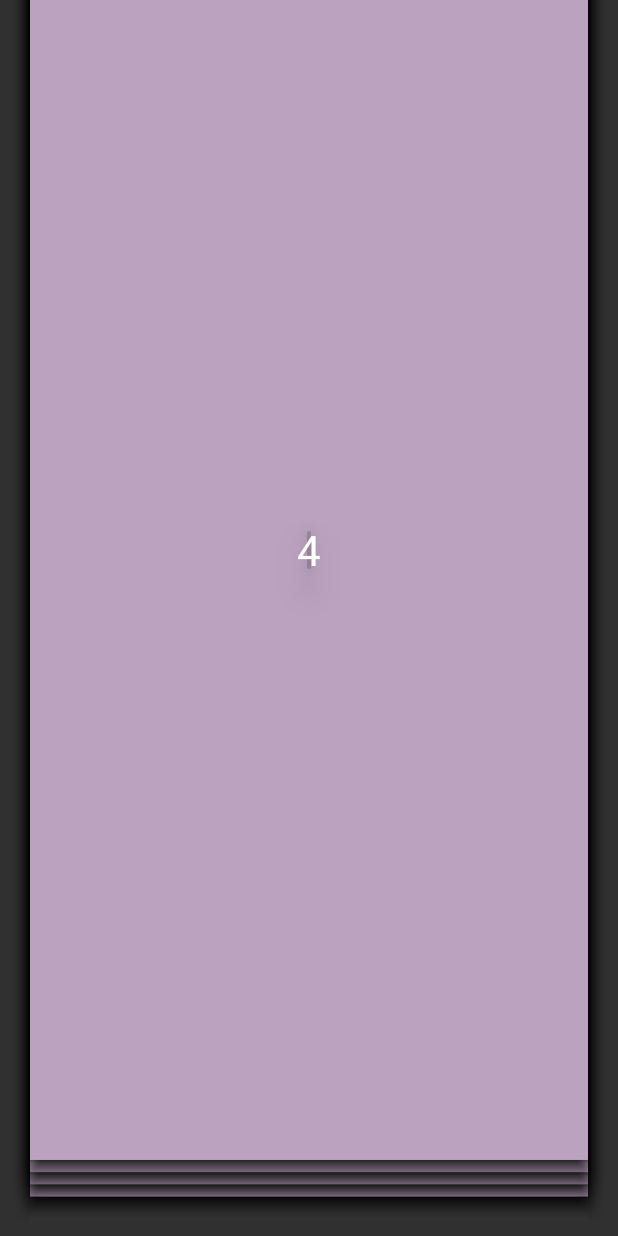
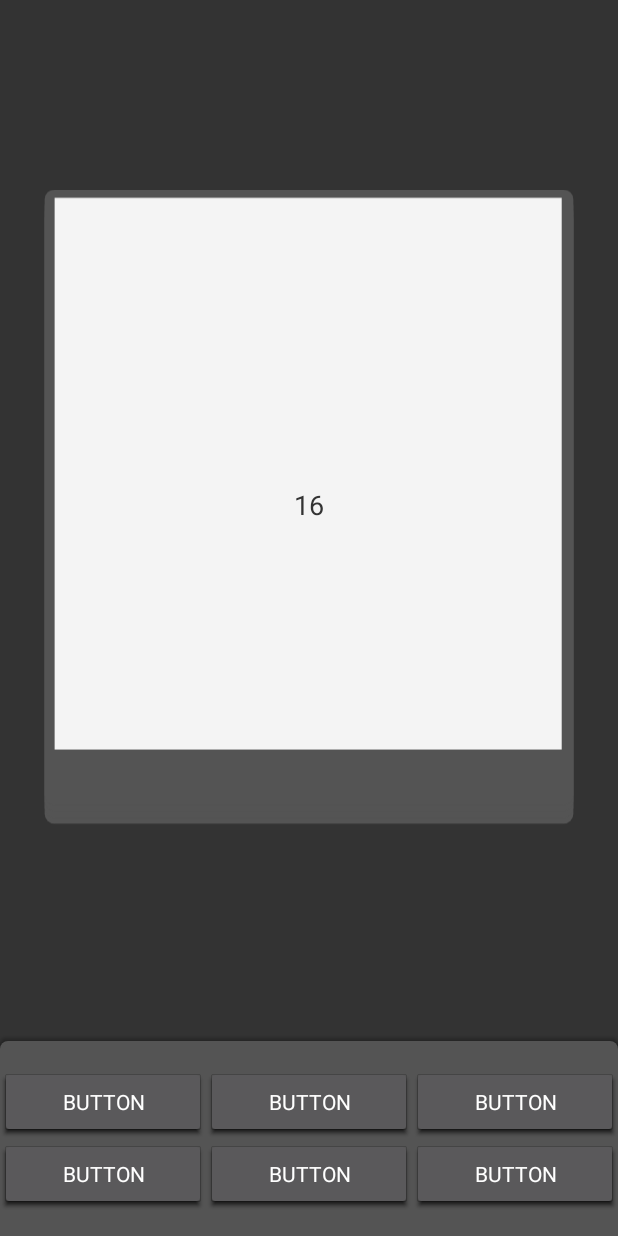
Before and after one commit to JeremyVun1/drop-messages-android, an Android app: the screen it shows after launch (TestActivity), on a phone screen of 412 x 824 dp. Run offline under Robolectric (Android 15) with nearby library versions, the light colour scheme and no system bars; Roboto replaces fonts that are not available here.

Commit message:
main activity cards working

```diff
--- a/app/src/main/java/com/example/drop_messages_android/TestActivity.kt
+++ b/app/src/main/java/com/example/drop_messages_android/TestActivity.kt
@@ -11,6 +11,7 @@ import android.os.Bundle
 import androidx.appcompat.app.AppCompatActivity
 import androidx.fragment.app.Fragment
 import com.example.drop_messages_android.fragments.TestFragment
+import com.example.drop_messages_android.fragments.TestFragmentSmall
 import com.example.drop_messages_android.viewpager.VerticalPageAdapter
 import com.google.android.gms.location.LocationServices
 import kotlinx.android.synthetic.main.activity_test.*
@@ -27,10 +28,10 @@ class TestActivity: AppCompatActivity() {
     }
 
     private fun initTestUI() {
-        val fragA = TestFragment()
-        val fragB = TestFragment()
-        val fragC = TestFragment()
-        val fragD = TestFragment()
+        val fragA = TestFragmentSmall()
+        val fragB = TestFragmentSmall()
+        val fragC = TestFragmentSmall()
+        val fragD = TestFragmentSmall()
 
         val fragments = arrayOf<Fragment>(
             fragA,
@@ -44,6 +45,7 @@ class TestActivity: AppCompatActivity() {
             supportFragmentManager
         )
         fragment_container.adapter = verticalPageAdapter
+        //fragment_container.pageMargin = -70
         fragment_container.offscreenPageLimit = 10
     }
 }
--- a/app/src/main/java/com/example/drop_messages_android/api/SocketManager.kt
+++ b/app/src/main/java/com/example/drop_messages_android/api/SocketManager.kt
@@ -2,7 +2,6 @@ package com.example.drop_messages_android.api
 
 import android.app.Application
 import com.example.drop_messages_android.R
-import com.example.drop_messages_android.location.Geolocation
 import com.tinder.scarlet.Scarlet
 import com.tinder.scarlet.lifecycle.android.AndroidLifecycle
 import com.tinder.scarlet.messageadapter.gson.GsonMessageAdapter
--- /dev/null
+++ b/app/src/main/java/com/example/drop_messages_android/fragments/TestFragmentSmall.kt
@@ -0,0 +1,30 @@
+package com.example.drop_messages_android.fragments
+
+import android.graphics.Color
+import android.os.Bundle
+import android.view.LayoutInflater
+import android.view.View
+import android.view.ViewGroup
+import androidx.fragment.app.Fragment
+import com.example.drop_messages_android.R
+import kotlinx.android.synthetic.main.card_test_small.view.*
+import java.util.*
+
+
+class TestFragmentSmall : Fragment() {
+    override fun onCreateView(
+        inflater: LayoutInflater,
+        container: ViewGroup?,
+        savedInstanceState: Bundle?
+    ): View? {
+
+
+        val rootView = inflater.inflate(R.layout.card_test_small, container, false) as ViewGroup
+
+        val rnd = Random()
+
+        rootView.tv_output.text = rnd.nextInt(20).toString()
+
+        return rootView
+    }
+}
--- a/app/src/main/java/com/example/drop_messages_android/viewpager/VerticalViewPager.kt
+++ b/app/src/main/java/com/example/drop_messages_android/viewpager/VerticalViewPager.kt
@@ -95,6 +95,9 @@ class VerticalViewPager(context: Context, attrs: AttributeSet?): ViewPager(conte
         }
 
 
+        /**
+         * Ugly state machine for creating the card stack behaviour
+         */
         override fun transformPage(page: View, position: Float) {
             if (!pageState.containsKey(page)) {
                 pageState[page] = PageState(PageViewState.CURRENT, 0f)
@@ -105,7 +108,9 @@ class VerticalViewPager(context: Context, attrs: AttributeSet?): ViewPager(conte
                 starting = false
             }
 
-            // Card is now at the top
+            /**
+             * Card is now at the top
+             */
             if (position <= -0.8) {
                 val ps = pageState[page]
                 page.alpha = 1f
@@ -120,7 +125,9 @@ class VerticalViewPager(context: Context, attrs: AttributeSet?): ViewPager(conte
                 page.translationX = page.width * -position
             }
 
-            // Card is now between top and current
+            /**
+             * Card is transitioning between top and current item
+             */
             else if (position < 0) {
                 val ps = pageState[page]
 
@@ -129,7 +136,7 @@ class VerticalViewPager(context: Context, attrs: AttributeSet?): ViewPager(conte
                     //take card off the top stack
                     ps.state = PageViewState.TOP_TRANSITION
                     ps.margin = 0f
-                    page.elevation = 15f
+                    page.elevation = 20f - (position * 20f)
                     pushTopStack(page, -1)
                 }
 
@@ -137,7 +144,7 @@ class VerticalViewPager(context: Context, attrs: AttributeSet?): ViewPager(conte
                 else if (ps.state == PageViewState.CURRENT) {
                     ps.state = PageViewState.TOP_TRANSITION
                     ps.margin = 0f
-                    page.elevation = 30f
+                    page.elevation = 20f - (position * 20f)
                 }
 
                 page.alpha = (1+(position/3)) + 0.15f
@@ -146,7 +153,9 @@ class VerticalViewPager(context: Context, attrs: AttributeSet?): ViewPager(conte
                 page.translationY = (position * page.height)
             }
 
-            // card is in current position
+            /**
+             * Card is now at the current item position
+             */
             else if (position == 0f) {
                 val ps = pageState[page]
                 page.alpha = 1f
@@ -171,7 +180,9 @@ class VerticalViewPager(context: Context, attrs: AttributeSet?): ViewPager(conte
                 page.translationY = -MAX_MARGIN * page.height
             }
 
-            // card is at the bottom
+            /**
+             * Card is now at the bottom
+             */
             else {
                 val ps = pageState[page]
 
--- /dev/null
+++ b/app/src/main/res/drawable/bottom_btns_frame.xml
@@ -0,0 +1,9 @@
+<?xml version="1.0" encoding="utf-8"?>
+<shape xmlns:android="http://schemas.android.com/apk/res/android"
+    android:shape="rectangle">
+    <solid android:color="@color/colorPrimary" />
+    <corners
+        android:topRightRadius="5dp"
+        android:topLeftRadius="5dp"
+        />
+</shape>
--- /dev/null
+++ b/app/src/main/res/drawable/ic_drop_card_small.xml
@@ -0,0 +1,24 @@
+<vector xmlns:android="http://schemas.android.com/apk/res/android"
+    xmlns:aapt="http://schemas.android.com/aapt"
+    android:width="326dp"
+    android:height="389dp"
+    android:viewportWidth="326"
+    android:viewportHeight="389">
+  <path
+      android:pathData="M10,0L316,0A6,6 0,0 1,322 6L322,374.53A6,6 0,0 1,316 380.53L10,380.53A6,6 0,0 1,4 374.53L4,6A6,6 0,0 1,10 0z"
+      android:fillColor="#545454"/>
+  <path
+      android:pathData="M10,5.033h305v341.521h-305z">
+    <aapt:attr name="android:fillColor">
+      <gradient
+          android:startY="5.03296"
+          android:startX="162.5"
+          android:endY="346.554"
+          android:endX="162.5"
+          android:type="linear">
+        <item android:offset="0.9999" android:color="#FFF4F4F4"/>
+        <item android:offset="1" android:color="#00FFFFFF"/>
+      </gradient>
+    </aapt:attr>
+  </path>
+</vector>
--- a/app/src/main/res/layout/activity_test_pager.xml
+++ b/app/src/main/res/layout/activity_test_pager.xml
@@ -1,23 +1,123 @@
 <?xml version="1.0" encoding="utf-8"?>
-<LinearLayout xmlns:android="http://schemas.android.com/apk/res/android"
+<FrameLayout xmlns:android="http://schemas.android.com/apk/res/android"
+    xmlns:app="http://schemas.android.com/apk/res-auto"
     xmlns:tools="http://schemas.android.com/tools"
-    android:id="@+id/user_front_container"
+    android:id="@+id/test_container"
     android:layout_width="match_parent"
     android:layout_height="match_parent"
+    android:clipChildren="false"
+    android:clipToPadding="false"
     android:orientation="vertical"
-    tools:context=".UserFrontActivity"
-    android:clipChildren="false"
-    android:clipToPadding="false">
+    android:background="@color/colorPrimaryDark"
+    tools:context=".TestActivity">
 
-    <com.example.drop_messages_android.viewpager.VerticalViewPager
-        android:id="@+id/fragment_container"
+    <androidx.constraintlayout.widget.ConstraintLayout
+        android:id="@+id/linearLayout4"
         android:layout_width="match_parent"
         android:layout_height="match_parent"
-        android:layout_marginLeft="20dp"
-        android:layout_marginRight="20dp"
-        android:layout_marginBottom="10dp"
-        android:clipChildren="false"
-        android:clipToPadding="false"
-        android:background="@color/colorPrimaryDark"/>
+        android:elevation="5dp"
+        android:orientation="vertical">
 
-</LinearLayout>
+        <com.example.drop_messages_android.viewpager.VerticalViewPager
+            android:id="@+id/fragment_container"
+            android:layout_width="0dp"
+            android:layout_height="500dp"
+
+
+            android:layout_marginLeft="25dp"
+            android:layout_marginTop="30dp"
+            android:layout_marginRight="25dp"
+            android:background="@color/colorPrimaryDark"
+            android:clipChildren="false"
+            android:clipToPadding="false"
+            android:paddingTop="35dp"
+            android:paddingBottom="45dp"
+            app:layout_constraintBottom_toTopOf="@+id/btn_panel_container"
+            app:layout_constraintEnd_toEndOf="parent"
+            app:layout_constraintHorizontal_bias="0.5"
+            app:layout_constraintStart_toStartOf="parent"
+            app:layout_constraintTop_toTopOf="parent" />
+
+        <TableLayout
+            android:id="@+id/btn_panel_container"
+            android:layout_width="match_parent"
+            android:layout_height="130dp"
+            android:background="@drawable/bottom_btns_frame"
+            android:elevation="10dp"
+            android:gravity="center"
+            android:stateListAnimator="@null"
+            app:layout_constraintBottom_toBottomOf="parent"
+            app:layout_constraintEnd_toEndOf="parent"
+            app:layout_constraintHorizontal_bias="0.5"
+            app:layout_constraintStart_toStartOf="parent">
+
+            <TableRow
+                android:layout_width="match_parent"
+                android:layout_height="match_parent">
+
+                <Button
+                    android:id="@+id/button7"
+                    android:layout_width="wrap_content"
+                    android:layout_height="wrap_content"
+                    android:layout_weight="1"
+                    android:text="Button" />
+
+                <Button
+                    android:id="@+id/button8"
+                    android:layout_width="wrap_content"
+                    android:layout_height="wrap_content"
+                    android:layout_weight="1"
+                    android:text="Button" />
+
+                <Button
+                    android:id="@+id/button9"
+                    android:layout_width="wrap_content"
+                    android:layout_height="wrap_content"
+                    android:layout_weight="1"
+                    android:text="Button" />
+            </TableRow>
+
+            <TableRow
+                android:layout_width="match_parent"
+                android:layout_height="match_parent">
+
+                <Button
+                    android:id="@+id/button11"
+                    android:layout_width="wrap_content"
+                    android:layout_height="wrap_content"
+                    android:layout_weight="1"
+                    android:text="Button" />
+
+                <Button
+                    android:id="@+id/button10"
+                    android:layout_width="wrap_content"
+                    android:layout_height="wrap_content"
+                    android:layout_weight="1"
+                    android:text="Button" />
+
+                <Button
+                    android:id="@+id/button12"
+                    android:layout_width="wrap_content"
+                    android:layout_height="wrap_content"
+                    android:layout_weight="1"
+                    android:text="Button" />
+            </TableRow>
+
+        </TableLayout>
+
+
+    </androidx.constraintlayout.widget.ConstraintLayout>
+
+</FrameLayout>
+
+<!--
+<com.example.drop_messages_android.viewpager.VerticalViewPager
+                android:id="@+id/fragment_container"
+                android:layout_width="match_parent"
+                android:layout_height="50dp"
+                android:layout_marginLeft="20dp"
+                android:layout_marginRight="20dp"
+                android:background="@color/colorPrimaryDark"
+                android:clipChildren="false"
+                android:clipToPadding="false" />
+-->
--- /dev/null
+++ b/app/src/main/res/layout/card_test_small.xml
@@ -0,0 +1,36 @@
+<?xml version="1.0" encoding="utf-8"?>
+<FrameLayout xmlns:android="http://schemas.android.com/apk/res/android"
+    xmlns:app="http://schemas.android.com/apk/res-auto"
+    xmlns:tools="http://schemas.android.com/tools"
+    android:layout_width="wrap_content"
+    android:layout_height="wrap_content"
+    android:clipChildren="false"
+    android:clipToPadding="false"
+    android:elevation="6dp"
+    android:stateListAnimator="@null"
+    android:background="@drawable/ic_drop_card_small">
+
+    <androidx.constraintlayout.widget.ConstraintLayout
+        android:id="@+id/content_container"
+        android:layout_width="match_parent"
+        android:layout_height="match_parent"
+
+        android:clipChildren="false"
+
+        android:clipToPadding="false"
+        android:elevation="2dp"
+        android:stateListAnimator="@null">
+
+        <TextView
+            android:id="@+id/tv_output"
+            style="@style/LargeDarkText"
+            android:layout_width="wrap_content"
+            android:layout_height="wrap_content"
+            android:text="@string/placeholder"
+            app:layout_constraintBottom_toBottomOf="parent"
+            app:layout_constraintEnd_toEndOf="parent"
+            app:layout_constraintHorizontal_bias="0.5"
+            app:layout_constraintStart_toStartOf="parent"
+            app:layout_constraintTop_toTopOf="parent" />
+    </androidx.constraintlayout.widget.ConstraintLayout>
+</FrameLayout>
--- a/app/src/main/res/values/styles.xml
+++ b/app/src/main/res/values/styles.xml
@@ -4,7 +4,7 @@
     <style name="AppTheme" parent="Theme.AppCompat.NoActionBar">
         <!-- Customize your theme here. -->
         <item name="colorPrimary">@color/colorPrimary</item>
-        <item name="colorPrimaryDark">@color/colorAccent</item>
+        <item name="colorPrimaryDark">@color/colorPrimaryDark</item>
         <item name="colorAccent">@color/colorAccent</item>
         <item name="android:fontFamily">@font/roboto</item>
 
```
Also changed, not shown: app/src/main/AndroidManifest.xml (+8 -9 lines).
